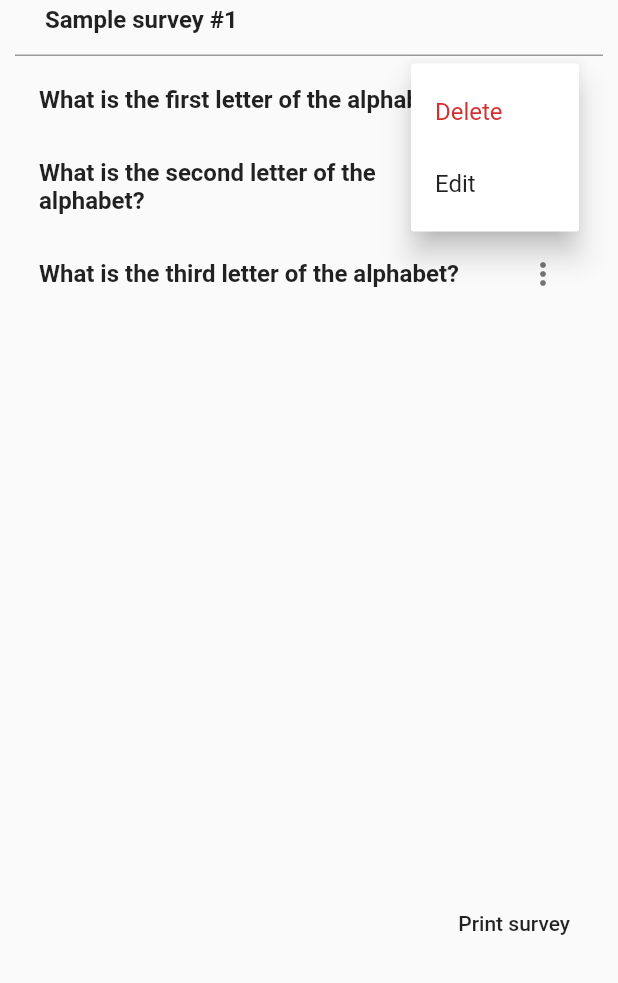
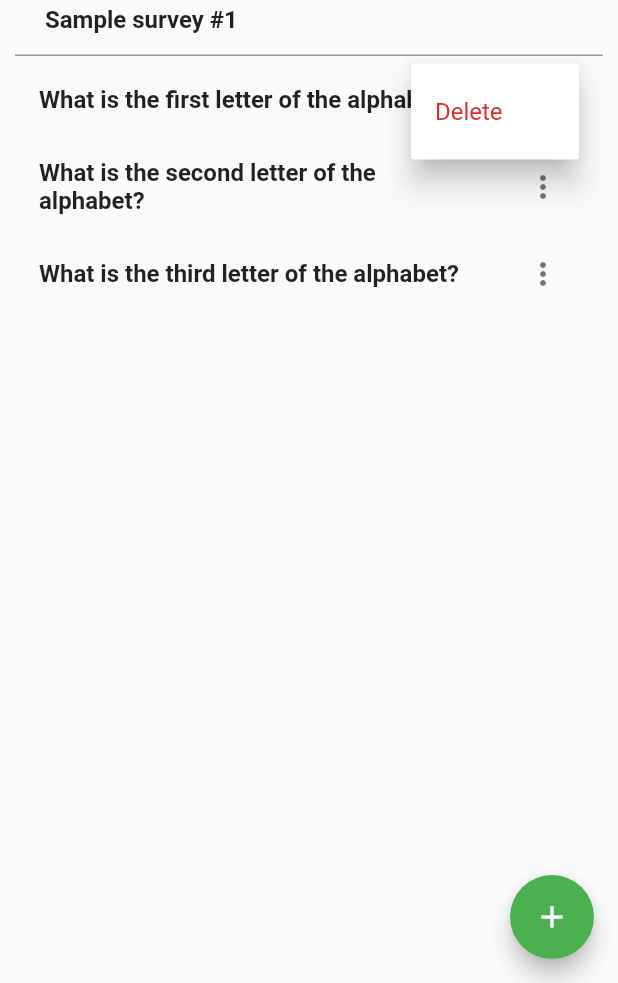
Before and after one commit to askmetoo/fynnet_survey_demo, a Flutter app: the screen it shows after launch, after a tap on the "more vert" icon, on a phone screen of 412 x 824 dp, the part 253-1236 px from its top. Run offline on Flutter 3.47's test engine with Material 2 defaults, Android fonts, the phone set to English and light mode, and no system bars.

Commit message:
added ability to add questions to surveys

```diff
--- a/lib/models/survey.dart
+++ b/lib/models/survey.dart
@@ -33,11 +33,13 @@ class SurveyQuestion {
 
   List<SurveyQuestionChoice> choices;
 
-  SurveyQuestion(this.type, {this.text, this.choices}) {
+  SurveyQuestion(this.type, {this.text = '', this.choices}) {
     this.id = uuid.v4();
     if (this.type == SurveyQuestionType.freeform && this.choices != null) {
       throw 'freeform questions do not have choices';
     }
+
+    this.choices = this.choices ?? new List();
   }
 }
 
--- a/lib/views/CreateSurvey.dart
+++ b/lib/views/CreateSurvey.dart
@@ -50,11 +50,10 @@ class _EditSurveyState extends State<EditSurvey> {
         title: Text('Creating survey')
       ),
 
-      // FOR DEBUG
-      floatingActionButton: FlatButton(
-        child: Text('Print survey'),
+      floatingActionButton: FloatingActionButton(
+        child: Icon(Icons.add),
         onPressed: () {
-          print('Title: ${widget.survey.title}, Question1: ${widget.survey.questions[0].text}, Choice A.1: ${widget.survey.questions[0].choices[0].text}');
+          setState(() { widget.survey.questions.add(new SurveyQuestion(SurveyQuestionType.radio)); });
         }
       ),
 
@@ -125,6 +124,7 @@ class _EditSurveyQuestionState extends State<EditSurveyQuestion> {
     super.initState();
   }
 
+  // Opens up a confirmation dialog before deleting the question
   void _confirmDelete(SurveyQuestion question) {
       showDialog(
         context: context,
@@ -163,25 +163,26 @@ class _EditSurveyQuestionState extends State<EditSurveyQuestion> {
       child: ExpansionTile(
         key: PageStorageKey<String>(widget.question.id),
         //leading: Icon(Icons.reorder),
-        title: Text(widget.question.text, style: TextStyle(fontWeight: FontWeight.w700)),
+        title: widget.question.text == '' ?
+          Text('<New question>', style: TextStyle(
+            fontWeight: FontWeight.w500,
+            fontStyle: FontStyle.italic,
+            color: Theme.of(context).disabledColor,
+          )) :
+          Text(widget.question.text, style: TextStyle(fontWeight: FontWeight.w700)),
         trailing: PopupMenuButton(
                   icon: Icon(Icons.more_vert),
                   onSelected: (String value){
                     switch(value) {
                       case 'delete':
                       _confirmDelete(widget.question);
-                      break;
-                      case 'edit':
+                      // left open for more options
                     }
                   },
                   itemBuilder: (BuildContext context) => [
                     PopupMenuItem(
                       value: 'delete',
                       child: Text('Delete', style: TextStyle(color: Theme.of(context).errorColor))
-                    ),
-                    PopupMenuItem(
-                      value: 'edit',
-                      child: Text('Edit')
                     ),
                   ]
                 ),
```
